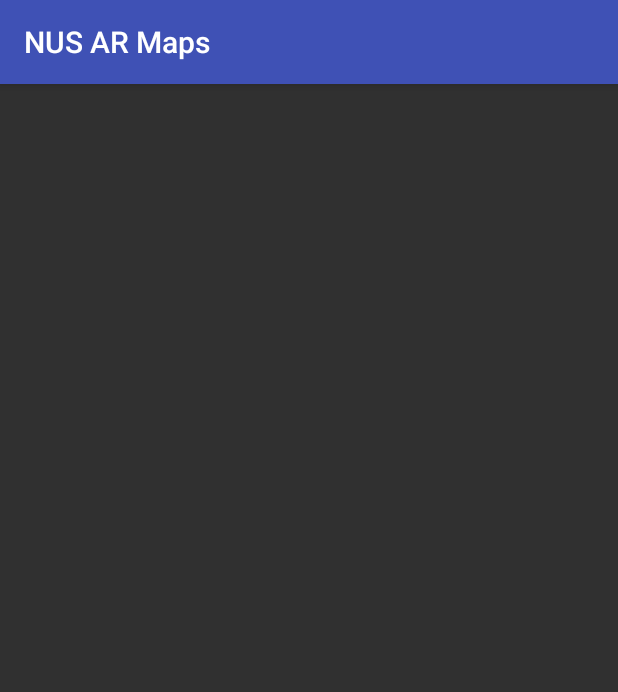
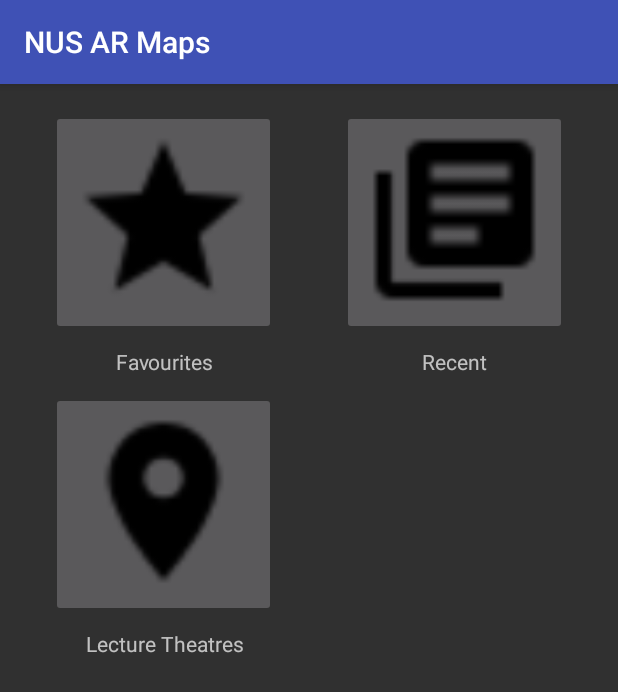
Before and after one commit to chel-seyy/Android-App-AR-Map-Navigation, an Android app: the screen it shows after launch (ARTestActivity before the commit, PlacesToGo after it), on a phone screen of 412 x 824 dp. Shown: the top 692 px of the screen. Run offline under Robolectric (Android 15) with nearby library versions, the phone set to English and light mode, and no system bars.

Commit message:
Gridview with icons

```diff
--- a/ARTest/app/src/main/java/com/arjo129/artest/ARTestActivity.java
+++ /dev/null
@@ -1,70 +0,0 @@
-package com.arjo129.artest;
-
-import android.support.v7.app.AppCompatActivity;
-import android.os.Bundle;
-import android.view.Gravity;
-import android.view.MotionEvent;
-import android.widget.Toast;
-
-import com.google.ar.core.Anchor;
-import com.google.ar.core.HitResult;
-import com.google.ar.core.Plane;
-import com.google.ar.sceneform.AnchorNode;
-import com.google.ar.sceneform.rendering.ModelRenderable;
-import com.google.ar.sceneform.ux.ArFragment;
-import com.google.ar.sceneform.ux.BaseArFragment;
-import com.google.ar.sceneform.ux.TransformableNode;
-
-import java.util.function.Consumer;
-import java.util.function.Function;
-
-public class ARTestActivity extends AppCompatActivity {
-
-    private ModelRenderable andyRenderable;
-
-    @Override
-    protected void onCreate(Bundle savedInstanceState) {
-        super.onCreate(savedInstanceState);
-        setContentView(R.layout.activity_artest);
-        ArFragment arFragment = (ArFragment) getSupportFragmentManager().findFragmentById(R.id.ARView);
-
-        // When you build a Renderable, Sceneform loads its resources in the background while returning
-        // a CompletableFuture. Call thenAccept(), handle(), or check isDone() before calling get().
-        ModelRenderable.builder()
-                .setSource(this, R.raw.test)
-                .build()
-                .thenAccept(renderable -> andyRenderable = renderable)
-                .exceptionally(
-                        throwable -> {
-                            Toast toast =
-                                    Toast.makeText(this, "Unable to load andy renderable", Toast.LENGTH_LONG);
-                            toast.setGravity(Gravity.CENTER, 0, 0);
-                            toast.show();
-                            return null;
-                        });
-
-        arFragment.setOnTapArPlaneListener(
-                (HitResult hitResult, Plane plane, MotionEvent motionEvent) -> {
-                    if (andyRenderable == null) {
-                        return;
-                    }
-
-                    if (plane.getType() != Plane.Type.HORIZONTAL_UPWARD_FACING) {
-                        return;
-                    }
-
-                    // Create the Anchor.
-                    Anchor anchor = hitResult.createAnchor();
-                    AnchorNode anchorNode = new AnchorNode(anchor);
-                    anchorNode.setParent(arFragment.getArSceneView().getScene());
-
-                    // Create the transformable andy and add it to the anchor.
-                    TransformableNode andy = new TransformableNode(arFragment.getTransformationSystem());
-                    andy.setParent(anchorNode);
-                    andy.setRenderable(andyRenderable);
-                    andy.select();
-                });
-
-
-    }
-}
--- /dev/null
+++ b/ARTest/app/src/main/java/com/arjo129/artest/GridAdapter.java
@@ -0,0 +1,70 @@
+package com.arjo129.artest;
+
+import android.content.Context;
+import android.content.Intent;
+import android.view.LayoutInflater;
+import android.view.View;
+import android.view.ViewGroup;
+import android.widget.BaseAdapter;
+import android.widget.Button;
+import android.widget.GridView;
+import android.widget.ImageButton;
+import android.widget.ImageView;
+import android.widget.TextView;
+
+import org.w3c.dom.Text;
+
+public class GridAdapter extends BaseAdapter{
+    Context context;
+    private final String[] values;
+    private final int[] images;
+    View view;
+    LayoutInflater layoutInflater;
+
+    public GridAdapter(Context context, String[] values, int[] images){
+        this.context = context;
+        this.values = values;
+        this.images = images;
+    }
+
+    @Override
+    public int getCount() {
+        return values.length;
+    }
+
+    @Override
+    public Object getItem(int i) {
+        return null;
+    }
+
+    @Override
+    public long getItemId(int i) {
+        return 0;
+    }
+
+
+    @Override
+    public View getView(int i, View view, ViewGroup viewGroup) {
+        layoutInflater = (LayoutInflater)context.getSystemService(Context.LAYOUT_INFLATER_SERVICE);
+
+        if(view == null){
+            view = new View(context);
+            view = layoutInflater.inflate(R.layout.grid_item, null);
+            ImageButton imageButton = (ImageButton) view.findViewById(R.id.grid_imageButton);
+            TextView textview = (TextView)view.findViewById(R.id.grid_text);
+            imageButton.setImageResource(images[i]);
+            textview.setText(values[i]);
+
+            if(i == 2){
+                imageButton.setOnClickListener(new View.OnClickListener() {
+                    @Override
+                    public void onClick(View view) {
+                        Intent favsAct = new Intent(context,PlacesLectureTheatres.class);
+                        context.startActivity(favsAct);
+                    }
+                });
+            }
+        }
+        return view;
+    }
+}
--- /dev/null
+++ b/ARTest/app/src/main/java/com/arjo129/artest/PlacesToGo.java
@@ -0,0 +1,31 @@
+package com.arjo129.artest;
+
+import android.support.v7.app.AppCompatActivity;
+import android.os.Bundle;
+import android.widget.GridView;
+
+public class PlacesToGo extends AppCompatActivity {
+
+    private GridView gridView;
+    String[] places = {
+            "Favourites",
+            "Recent",
+            "Lecture Theatres"
+    };
+    int[] images = {
+            R.drawable.baseline_star_black_18dp,
+            R.drawable.baseline_library_books_black_18dp,
+            R.drawable.baseline_location_on_black_18dp
+    };
+
+    @Override
+    protected void onCreate(Bundle savedInstanceState) {
+        super.onCreate(savedInstanceState);
+        setContentView(R.layout.activity_places_to_go);
+
+        gridView = (GridView)findViewById(R.id.grid_view);
+
+        GridAdapter gridAdapter = new GridAdapter(this, places, images);
+        gridView.setAdapter(gridAdapter);
+    }
+}
--- a/ARTest/app/src/main/res/layout/activity_artest.xml
+++ b/ARTest/app/src/main/res/layout/activity_places_lecture_theatres.xml
@@ -4,10 +4,6 @@
     xmlns:tools="http://schemas.android.com/tools"
     android:layout_width="match_parent"
     android:layout_height="match_parent"
-    tools:context=".ARTestActivity">
-   <fragment android:name="com.google.ar.sceneform.ux.ArFragment"
-        android:id="@+id/ARView"
-        android:layout_width="match_parent"
-        android:layout_height="match_parent" />
+    tools:context=".PlacesLectureTheatres">
 
 </android.support.constraint.ConstraintLayout>
--- /dev/null
+++ b/ARTest/app/src/main/res/layout/activity_places_to_go.xml
@@ -0,0 +1,18 @@
+<?xml version="1.0" encoding="utf-8"?>
+<LinearLayout xmlns:android="http://schemas.android.com/apk/res/android"
+    xmlns:tools="http://schemas.android.com/tools"
+    android:layout_width="match_parent"
+    android:layout_height="match_parent"
+    tools:context=".PlacesToGo">
+
+    <GridView
+        android:id="@+id/grid_view"
+        android:layout_width="match_parent"
+        android:layout_height="match_parent"
+        android:numColumns="auto_fit"
+        android:gravity="center"
+        android:columnWidth="160dp"
+        android:padding="12dp"
+        />
+
+</LinearLayout>
--- /dev/null
+++ b/ARTest/app/src/main/res/layout/grid_item.xml
@@ -0,0 +1,31 @@
+<?xml version="1.0" encoding="utf-8"?>
+<android.support.constraint.ConstraintLayout
+    xmlns:android="http://schemas.android.com/apk/res/android"
+    xmlns:app="http://schemas.android.com/apk/res-auto"
+    android:layout_width="match_parent"
+    android:layout_height="match_parent"
+    android:padding="5dp">
+
+    <ImageButton
+        android:id="@+id/grid_imageButton"
+        android:layout_width="150dp"
+        android:layout_height="150dp"
+        android:scaleType="fitStart"
+        app:layout_constraintEnd_toEndOf="parent"
+        app:layout_constraintStart_toStartOf="parent"
+        app:layout_constraintTop_toTopOf="parent" />
+
+
+    <TextView
+        android:id="@+id/grid_text"
+        android:layout_width="wrap_content"
+        android:layout_height="wrap_content"
+        android:layout_marginEnd="20dp"
+        android:layout_marginStart="20dp"
+        android:layout_marginTop="8dp"
+        android:textAlignment="viewEnd"
+        app:layout_constraintEnd_toEndOf="parent"
+        app:layout_constraintStart_toStartOf="parent"
+        app:layout_constraintTop_toBottomOf="@+id/grid_imageButton" />
+
+</android.support.constraint.ConstraintLayout>
--- a/ARTest/app/src/main/res/values/strings.xml
+++ b/ARTest/app/src/main/res/values/strings.xml
@@ -1,3 +1,4 @@
 <resources>
     <string name="app_name">NUS AR Maps</string>
+    <string name="places_lt">Lecture Theatres</string>
 </resources>
```
Also changed, not shown: ARTest/app/src/main/AndroidManifest.xml (+20 -4 lines), ARTest/app/src/main/java/com/arjo129/artest/PlacesLectureTheatres.java (added, +32 -0 lines), ARTest/app/src/main/res/drawable/baseline_library_books_black_18dp.png (added), ARTest/app/src/main/res/drawable/baseline_location_on_black_18dp.png (added), ARTest/app/src/main/res/drawable/baseline_person_pin_circle_black_18dp.png (added), ARTest/app/src/main/res/drawable/baseline_public_black_18dp.png (added), ARTest/app/src/main/res/drawable/baseline_share_black_18dp.png (added), ARTest/app/src/main/res/drawable/baseline_star_black_18dp.png (added), 1 other file.
